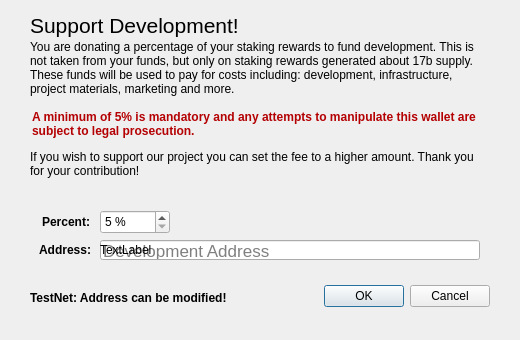
Old version of the form src/qt/forms/charitydialog.ui in the repository BUZZCOINproject/buzzcoin.
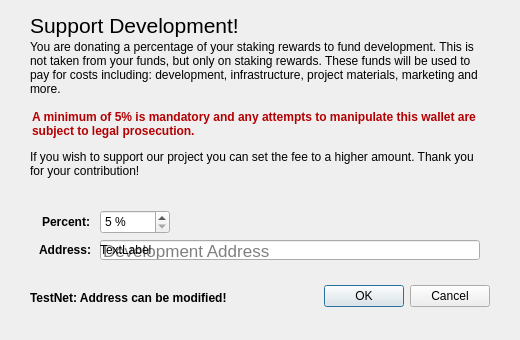
New version of the form.

Commit message: remove 17b supply

The edit to the form file:
```diff
--- a/src/qt/forms/charitydialog.ui
+++ b/src/qt/forms/charitydialog.ui
@@ -92,7 +92,7 @@
     <number>1</number>
    </property>
    <property name="text">
-    <string>You are donating a percentage of your staking rewards to fund development. This is not taken from your funds, but only on staking rewards generated about 17b supply. These funds will be used to pay for costs including: development, infrastructure, project materials, marketing and more.</string>
+    <string>You are donating a percentage of your staking rewards to fund development. This is not taken from your funds, but only on staking rewards. These funds will be used to pay for costs including: development, infrastructure, project materials, marketing and more.</string>
    </property>
    <property name="alignment">
     <set>Qt::AlignLeading|Qt::AlignLeft|Qt::AlignTop</set>
```
The commit also changes 1 other file.
